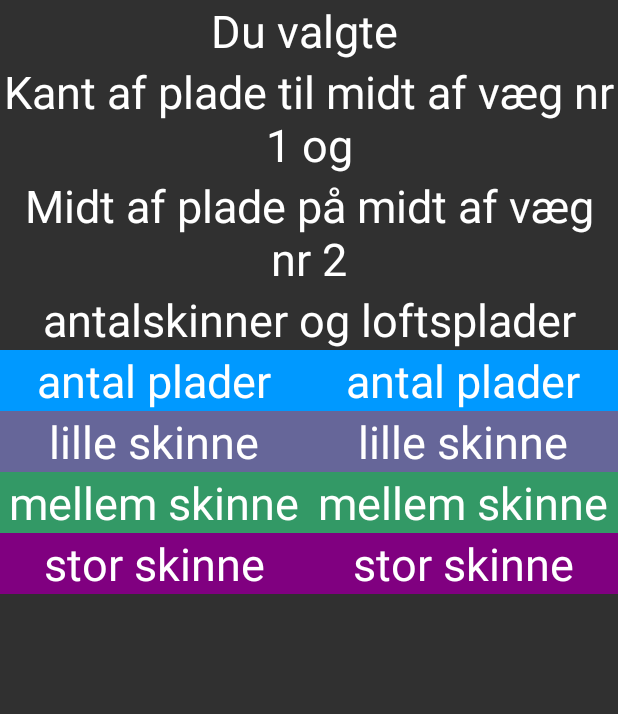
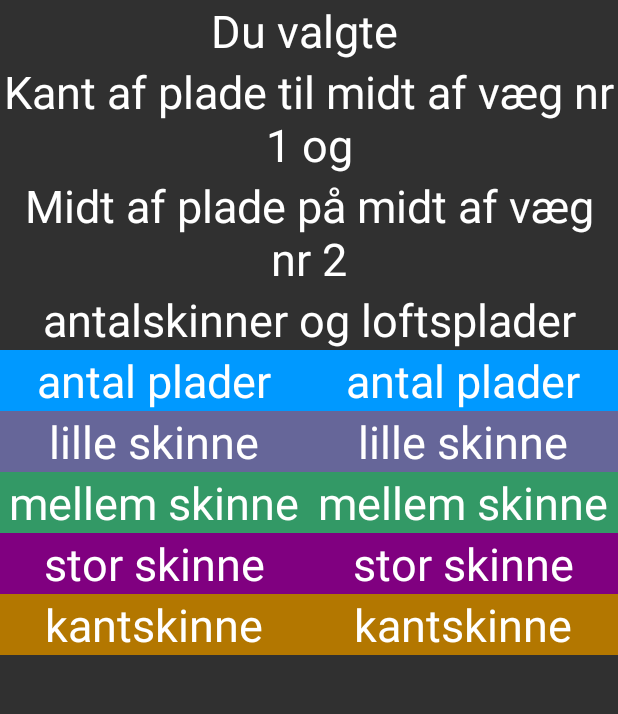
Before and after one commit to ZAN1/tomrer, an Android app: the MesterMaterialer screen opened directly, with no data from a screen before it, on a phone screen of 412 x 824 dp, the part 108-822 px from its top. Run offline under Robolectric (Android 15) with nearby library versions, the phone set to English and light mode, and no system bars; 24 statements that could not run were skipped.

Commit message:
appen er klar mangler flow i appen

```diff
--- a/MyApplication/app/build.gradle
+++ b/MyApplication/app/build.gradle
@@ -34,8 +34,8 @@ android {
         applicationId "com.tomrer.klisterdk.tomrer"
         minSdkVersion 19
         targetSdkVersion 25
-        versionCode 3
-        versionName "1"
+        versionCode 5
+        versionName "1.0.3"
         testInstrumentationRunner "android.support.test.runner.AndroidJUnitRunner"
     }
     buildTypes {
--- a/MyApplication/app/src/main/res/layout/activity_mester_materialer_redbla.xml
+++ b/MyApplication/app/src/main/res/layout/activity_mester_materialer_redbla.xml
@@ -81,7 +81,7 @@ tools:context="com.tomrer.klisterdk.tomrer.MesterMaterialer">
                 android:layout_weight="1">
                 <TextView
                     android:layout_width="match_parent"
-                    android:layout_height="wrap_content"
+                    android:layout_height="match_parent"
                     android:gravity="center"
                     android:text="antal plader"
                     android:layout_margin="0dp"
@@ -92,7 +92,7 @@ tools:context="com.tomrer.klisterdk.tomrer.MesterMaterialer">
                     android:layout_weight="0.5" />
                 <TextView
                     android:layout_width="match_parent"
-                    android:layout_height="wrap_content"
+                    android:layout_height="match_parent"
                     android:textSize="30dp"
                     android:gravity="center"
                     android:text="lille skinne"
@@ -102,7 +102,7 @@ tools:context="com.tomrer.klisterdk.tomrer.MesterMaterialer">
                     android:layout_weight="0.5" />
                 <TextView
                     android:layout_width="match_parent"
-                    android:layout_height="wrap_content"
+                    android:layout_height="match_parent"
                     android:gravity="center"
                     android:text="mellem skinne"
                     android:textSize="30dp"
@@ -112,7 +112,7 @@ tools:context="com.tomrer.klisterdk.tomrer.MesterMaterialer">
                     android:layout_weight="0.5" />
                 <TextView
                     android:layout_width="match_parent"
-                    android:layout_height="wrap_content"
+                    android:layout_height="match_parent"
                     android:gravity="center"
                     android:textSize="30dp"
                     android:text="stor skinne"
@@ -120,18 +120,28 @@ tools:context="com.tomrer.klisterdk.tomrer.MesterMaterialer">
                     android:textAppearance="?android:attr/textAppearanceLarge"
                     android:id="@+id/redv2"
                     android:layout_weight="0.5" />
+                <TextView
+                    android:layout_width="match_parent"
+                    android:layout_height="match_parent"
+                    android:gravity="center"
+                    android:textSize="30dp"
+                    android:text="kantskinne"
+                    android:background="#b37700"
+                    android:textAppearance="?android:attr/textAppearanceLarge"
+
+                    android:layout_weight="0.5" />
             </LinearLayout>
             <LinearLayout
                 android:orientation="vertical"
                 android:layout_width="match_parent"
-                android:layout_height="wrap_content"
+                android:layout_height="match_parent"
                 android:layout_gravity="center"
                 android:layout_weight="1">
 
 
                 <TextView
                     android:layout_width="match_parent"
-                    android:layout_height="wrap_content"
+                    android:layout_height="match_parent"
                     android:gravity="center"
 
                     android:text="antal plader"
@@ -139,11 +149,11 @@ tools:context="com.tomrer.klisterdk.tomrer.MesterMaterialer">
                     android:textSize="30dp"
                     android:background="#0099ff"
                     android:textAppearance="?android:attr/textAppearanceLarge"
-                    android:id="@+id/blabla1"
+                    android:id="@+id/pladerialtredbla"
                     android:layout_weight="0.5" />
                 <TextView
                     android:layout_width="match_parent"
-                    android:layout_height="wrap_content"
+                    android:layout_height="match_parent"
                     android:textSize="30dp"
                     android:gravity="center"
                     android:text="lille skinne"
@@ -154,7 +164,7 @@ tools:context="com.tomrer.klisterdk.tomrer.MesterMaterialer">
 
                 <TextView
                     android:layout_width="match_parent"
-                    android:layout_height="wrap_content"
+                    android:layout_height="match_parent"
                     android:gravity="center"
                     android:text="mellem skinne"
                     android:textSize="30dp"
@@ -164,13 +174,23 @@ tools:context="com.tomrer.klisterdk.tomrer.MesterMaterialer">
                     android:layout_weight="0.5" />
                 <TextView
                     android:layout_width="match_parent"
-                    android:layout_height="wrap_content"
+                    android:layout_height="match_parent"
                     android:gravity="center"
                     android:textSize="30dp"
                     android:text="stor skinne"
                     android:background="#800080"
                     android:textAppearance="?android:attr/textAppearanceLarge"
                     android:id="@+id/storskinneredbla"
+                    android:layout_weight="0.5" />
+                <TextView
+                    android:layout_width="match_parent"
+                    android:layout_height="match_parent"
+                    android:gravity="center"
+                    android:textSize="30dp"
+                    android:text="kantskinne"
+                    android:background="#b37700"
+                    android:textAppearance="?android:attr/textAppearanceLarge"
+                    android:id="@+id/kantskinne"
                     android:layout_weight="0.5" />
 
             </LinearLayout>
```
Also changed, not shown: MyApplication/app/src/main/java/com/tomrer/klisterdk/tomrer/MesterMaterialer.java (+41 -3 lines), MyApplication/app/src/main/java/com/tomrer/klisterdk/tomrer/MesterResult.java (+8 -6 lines), MyApplication/app/src/main/java/com/tomrer/klisterdk/tomrer/addition.java (+20 -9 lines), MyApplication/app/src/main/res/layout/activity_mester_materialer_blabla.xml (+43 -20 lines), MyApplication/app/src/main/res/layout/activity_mester_materialer_blared.xml (+30 -10 lines), MyApplication/app/src/main/res/layout/activity_mester_materialer_redred.xml (+30 -10 lines).
